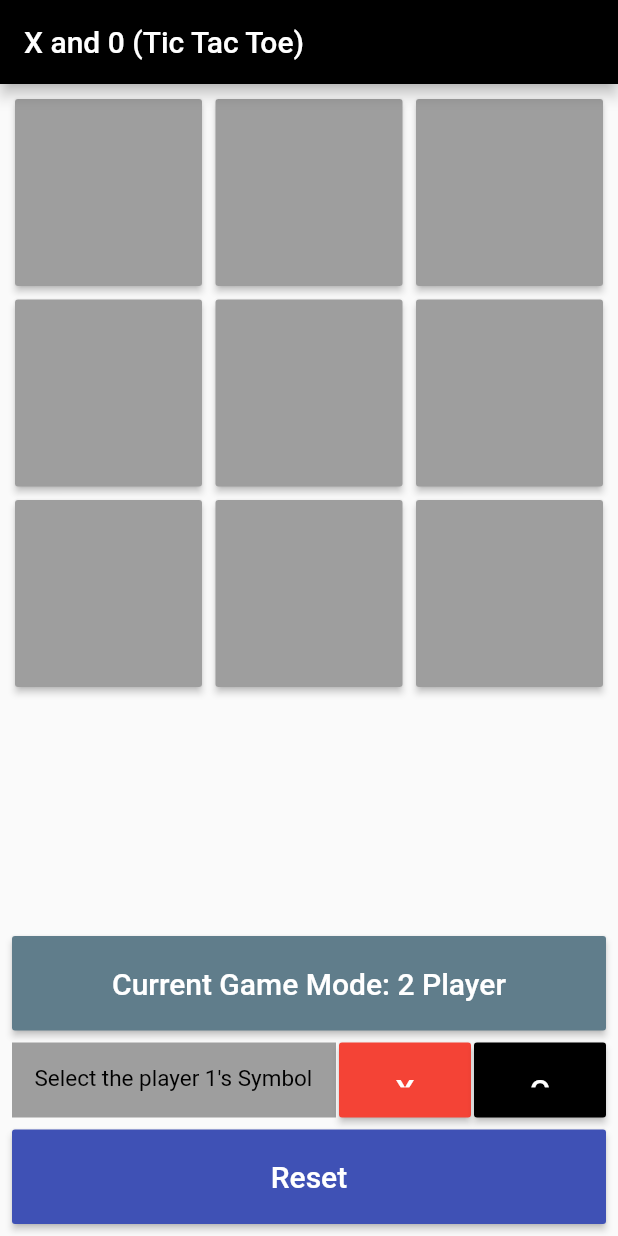
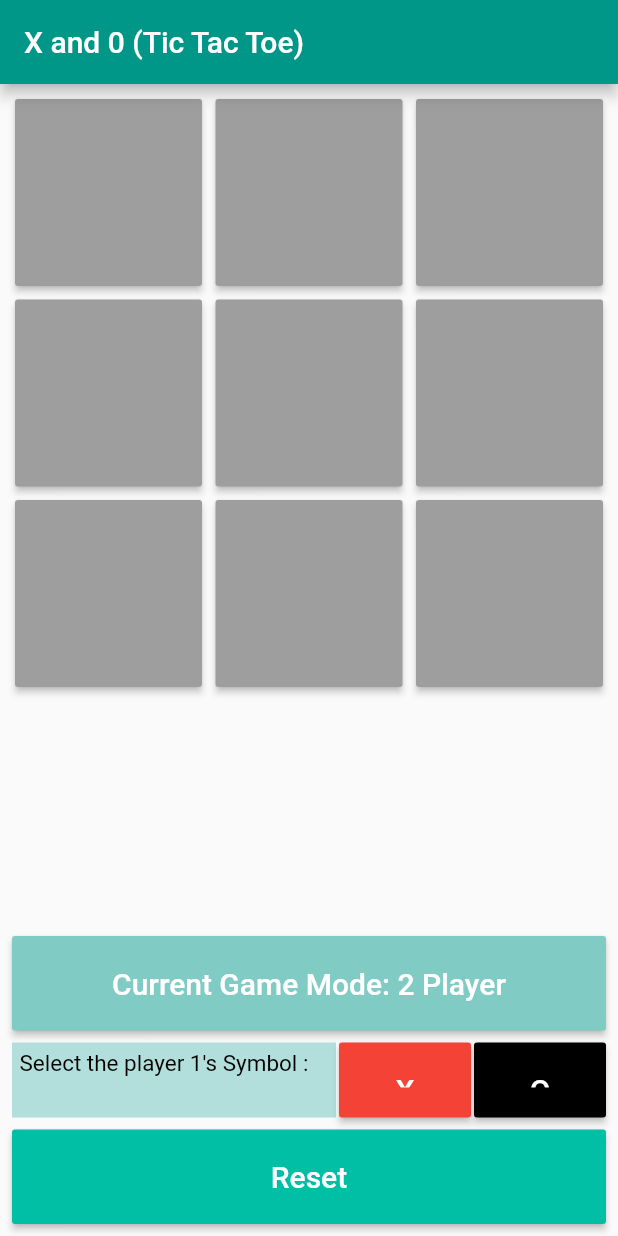
Before and after one commit to parthg48/tictactoe_flutter, a Flutter app: the screen it shows after launch, on a phone screen of 412 x 824 dp. Run offline on Flutter 3.47's test engine with Material 2 defaults, Android fonts, the phone set to English and light mode, and no system bars.

Commit message:
final submission for csoc

```diff
--- a/lib/homepage.dart
+++ b/lib/homepage.dart
@@ -232,7 +232,7 @@ class _HomePageState extends State<HomePage> {
               padding: const EdgeInsets.all(8.0),
               child: new RaisedButton(
                 child: text2,
-                color: Colors.blueGrey,
+                color: Colors.teal[200],
                 padding: const EdgeInsets.all(20.0),
                 onPressed: switchPlayer,
               ),
@@ -249,8 +249,8 @@ class _HomePageState extends State<HomePage> {
                         style:
                             new TextStyle(color: Colors.black, fontSize: 15.0),
                       ),
-                      color: Colors.grey,
-                      padding: const EdgeInsets.all(15.0),
+                      color: Colors.teal[100],
+                      padding: const EdgeInsets.all(5.0),
                     ),
                   ),
                   Container(
@@ -286,7 +286,7 @@ class _HomePageState extends State<HomePage> {
                   "Reset",
                   style: new TextStyle(color: Colors.white, fontSize: 20.0),
                 ),
-                color: Colors.indigo,
+                color: Colors.tealAccent[700],
                 padding: const EdgeInsets.all(20.0),
                 onPressed: resetGame,
               ),
--- a/lib/main.dart
+++ b/lib/main.dart
@@ -7,7 +7,7 @@ class MyApp extends StatelessWidget {
   @override
   Widget build(BuildContext context) {
     return new MaterialApp(
-      theme: new ThemeData(primaryColor: Colors.black),
+      theme: new ThemeData(primaryColor: Colors.teal),
       home: new HomePage(),
     );
   }
```
